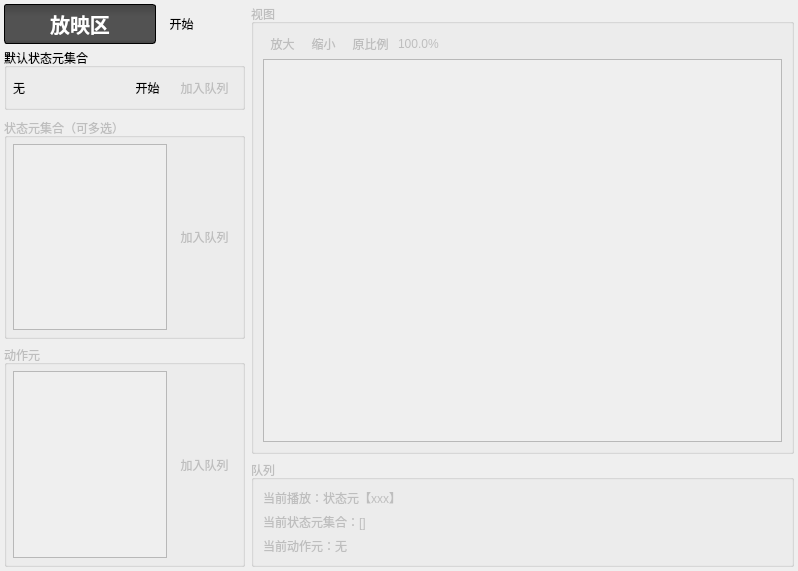
This is DrillGIFActionSequenceEditor/Source/ActionSeqModule/playingPart/p_PlayingPart.ui in DrillUp/DrillGIFActionSequenceEditor as Qt 5 draws it before an edit. The edited form follows.
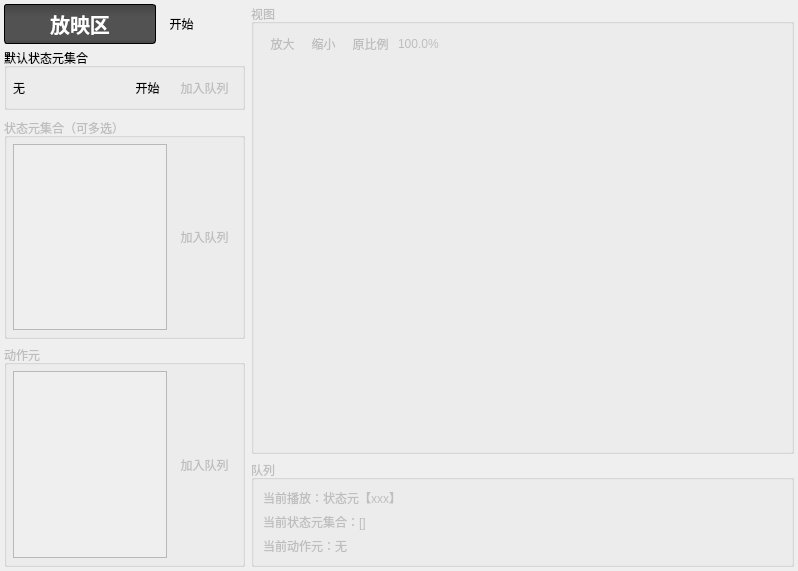
This is the edited form. Icons and pictures are not drawn.

What changed in the file:
```diff
--- a/DrillGIFActionSequenceEditor/Source/ActionSeqModule/playingPart/p_PlayingPart.ui
+++ b/DrillGIFActionSequenceEditor/Source/ActionSeqModule/playingPart/p_PlayingPart.ui
@@ -350,7 +350,7 @@
            <property name="title">
             <string>视图</string>
            </property>
-           <layout class="QVBoxLayout" name="verticalLayout_5">
+           <layout class="QVBoxLayout" name="verticalLayout_5" stretch="0,1">
             <property name="spacing">
              <number>2</number>
             </property>
@@ -468,7 +468,7 @@
              </widget>
             </item>
             <item>
-             <widget class="QGraphicsView" name="graphicsView"/>
+             <widget class="QWidget" name="widget_view" native="true"/>
             </item>
            </layout>
           </widget>
```
